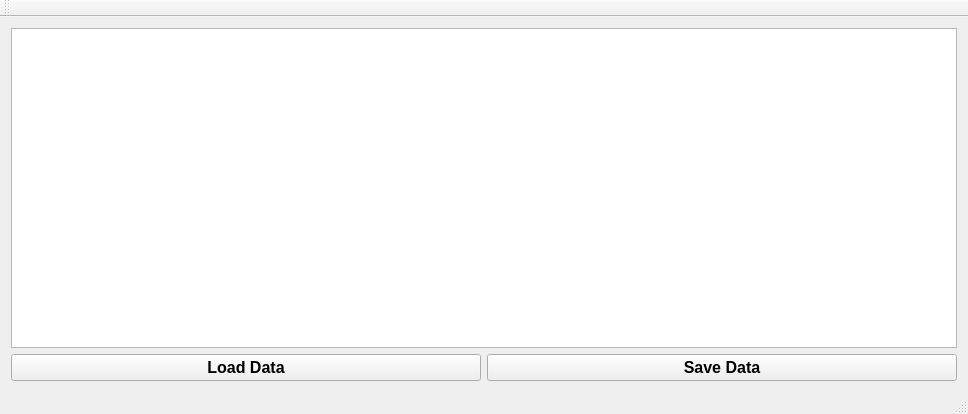
Before: the Qt Designer form C++ Release/Measurement_Software.ui in LACourtenay/Measurement_TPS_GUI, drawn with Qt 5.
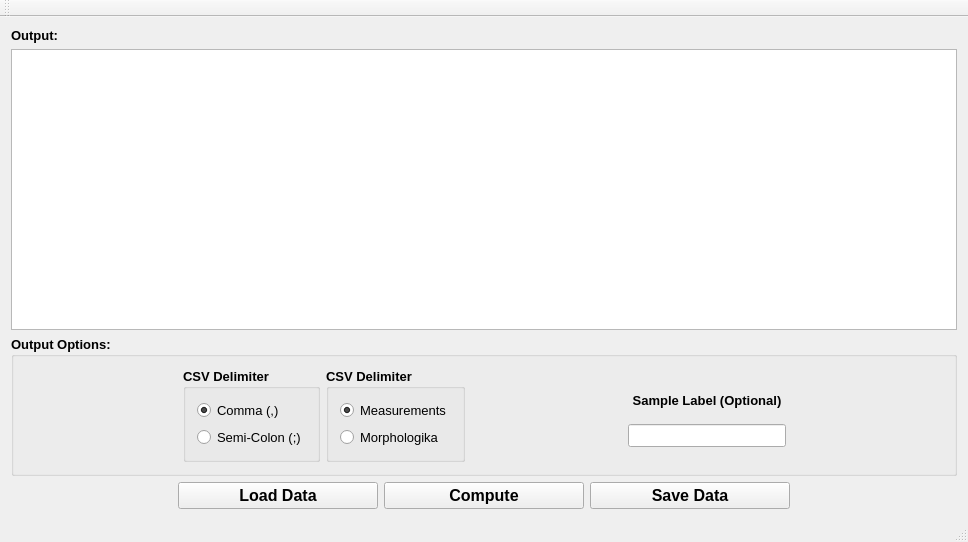
After: the same form once the commit is applied.

Patch:
```diff
--- a/C++ Release/Measurement_Software.ui
+++ b/C++ Release/Measurement_Software.ui
@@ -7,16 +7,33 @@
     <x>0</x>
     <y>0</y>
     <width>968</width>
-    <height>414</height>
+    <height>542</height>
    </rect>
   </property>
   <property name="windowTitle">
    <string>Measurement Software</string>
   </property>
   <widget class="QWidget" name="centralWidget">
-   <layout class="QVBoxLayout" name="verticalLayout_2">
+   <layout class="QVBoxLayout" name="verticalLayout_4">
     <item>
-     <layout class="QVBoxLayout" name="verticalLayout">
+     <layout class="QVBoxLayout" name="verticalLayout_2">
+      <item>
+       <widget class="QLabel" name="label_3">
+        <property name="font">
+         <font>
+          <pointsize>10</pointsize>
+          <weight>75</weight>
+          <bold>true</bold>
+         </font>
+        </property>
+        <property name="text">
+         <string>Output:</string>
+        </property>
+        <property name="alignment">
+         <set>Qt::AlignLeading|Qt::AlignLeft|Qt::AlignVCenter</set>
+        </property>
+       </widget>
+      </item>
       <item>
        <widget class="QTextEdit" name="textEdit">
         <property name="font">
@@ -27,9 +44,235 @@
        </widget>
       </item>
       <item>
-       <layout class="QHBoxLayout" name="horizontalLayout">
+       <widget class="QGroupBox" name="groupBox">
+        <property name="font">
+         <font>
+          <pointsize>10</pointsize>
+          <weight>75</weight>
+          <bold>true</bold>
+         </font>
+        </property>
+        <property name="title">
+         <string>Output Options:</string>
+        </property>
+        <layout class="QHBoxLayout" name="horizontalLayout_2">
+         <item>
+          <spacer name="horizontalSpacer_4">
+           <property name="orientation">
+            <enum>Qt::Horizontal</enum>
+           </property>
+           <property name="sizeHint" stdset="0">
+            <size>
+             <width>157</width>
+             <height>20</height>
+            </size>
+           </property>
+          </spacer>
+         </item>
+         <item>
+          <layout class="QHBoxLayout" name="horizontalLayout">
+           <item>
+            <widget class="QGroupBox" name="groupBox_2">
+             <property name="title">
+              <string>CSV Delimiter</string>
+             </property>
+             <layout class="QVBoxLayout" name="verticalLayout_3">
+              <item>
+               <widget class="QRadioButton" name="rbtn_comma">
+                <property name="font">
+                 <font>
+                  <pointsize>10</pointsize>
+                  <weight>50</weight>
+                  <bold>false</bold>
+                 </font>
+                </property>
+                <property name="text">
+                 <string>Comma (,)</string>
+                </property>
+                <property name="checked">
+                 <bool>true</bool>
+                </property>
+               </widget>
+              </item>
+              <item>
+               <widget class="QRadioButton" name="rbtn_semi">
+                <property name="font">
+                 <font>
+                  <pointsize>10</pointsize>
+                  <weight>50</weight>
+                  <bold>false</bold>
+                 </font>
+                </property>
+                <property name="text">
+                 <string>Semi-Colon (;)</string>
+                </property>
+               </widget>
+              </item>
+             </layout>
+            </widget>
+           </item>
+           <item>
+            <widget class="QGroupBox" name="groupBox_3">
+             <property name="title">
+              <string>CSV Delimiter</string>
+             </property>
+             <layout class="QVBoxLayout" name="verticalLayout">
+              <item>
+               <widget class="QRadioButton" name="rbtn_meas">
+                <property name="font">
+                 <font>
+                  <pointsize>10</pointsize>
+                  <weight>50</weight>
+                  <bold>false</bold>
+                 </font>
+                </property>
+                <property name="text">
+                 <string>Measurements</string>
+                </property>
+                <property name="checked">
+                 <bool>true</bool>
+                </property>
+               </widget>
+              </item>
+              <item>
+               <widget class="QRadioButton" name="rbtn_morph">
+                <property name="font">
+                 <font>
+                  <pointsize>10</pointsize>
+                  <weight>50</weight>
+                  <bold>false</bold>
+                 </font>
+                </property>
+                <property name="text">
+                 <string>Morphologika</string>
+                </property>
+               </widget>
+              </item>
+             </layout>
+            </widget>
+           </item>
+          </layout>
+         </item>
+         <item>
+          <spacer name="horizontalSpacer_3">
+           <property name="orientation">
+            <enum>Qt::Horizontal</enum>
+           </property>
+           <property name="sizeHint" stdset="0">
+            <size>
+             <width>100</width>
+             <height>20</height>
+            </size>
+           </property>
+          </spacer>
+         </item>
+         <item>
+          <layout class="QVBoxLayout" name="verticalLayout_5">
+           <item>
+            <spacer name="verticalSpacer_2">
+             <property name="orientation">
+              <enum>Qt::Vertical</enum>
+             </property>
+             <property name="sizeType">
+              <enum>QSizePolicy::Minimum</enum>
+             </property>
+             <property name="sizeHint" stdset="0">
+              <size>
+               <width>20</width>
+               <height>15</height>
+              </size>
+             </property>
+            </spacer>
+           </item>
+           <item>
+            <widget class="QLabel" name="label_4">
+             <property name="font">
+              <font>
+               <pointsize>10</pointsize>
+               <weight>75</weight>
+               <bold>true</bold>
+              </font>
+             </property>
+             <property name="text">
+              <string>Sample Label (Optional)</string>
+             </property>
+             <property name="alignment">
+              <set>Qt::AlignCenter</set>
+             </property>
+            </widget>
+           </item>
+           <item>
+            <widget class="QLineEdit" name="lbl_sample">
+             <property name="font">
+              <font>
+               <pointsize>10</pointsize>
+               <weight>50</weight>
+               <italic>false</italic>
+               <bold>false</bold>
+              </font>
+             </property>
+             <property name="alignment">
+              <set>Qt::AlignCenter</set>
+             </property>
+            </widget>
+           </item>
+           <item>
+            <spacer name="verticalSpacer">
+             <property name="orientation">
+              <enum>Qt::Vertical</enum>
+             </property>
+             <property name="sizeType">
+              <enum>QSizePolicy::Minimum</enum>
+             </property>
+             <property name="sizeHint" stdset="0">
+              <size>
+               <width>20</width>
+               <height>15</height>
+              </size>
+             </property>
+            </spacer>
+           </item>
+          </layout>
+         </item>
+         <item>
+          <spacer name="horizontalSpacer_5">
+           <property name="orientation">
+            <enum>Qt::Horizontal</enum>
+           </property>
+           <property name="sizeHint" stdset="0">
+            <size>
+             <width>40</width>
+             <height>20</height>
+            </size>
+           </property>
+          </spacer>
+         </item>
+        </layout>
+       </widget>
+      </item>
+      <item>
+       <layout class="QHBoxLayout" name="horizontalLayout_3">
+        <item>
+         <spacer name="horizontalSpacer">
+          <property name="orientation">
+           <enum>Qt::Horizontal</enum>
+          </property>
+          <property name="sizeHint" stdset="0">
+           <size>
+            <width>40</width>
+            <height>20</height>
+           </size>
+          </property>
+         </spacer>
+        </item>
         <item>
          <widget class="QPushButton" name="btn_load">
+          <property name="minimumSize">
+           <size>
+            <width>200</width>
+            <height>0</height>
+           </size>
+          </property>
           <property name="font">
            <font>
             <pointsize>12</pointsize>
@@ -45,8 +288,37 @@
           </property>
          </widget>
         </item>
+        <item>
+         <widget class="QPushButton" name="btn_compute">
+          <property name="minimumSize">
+           <size>
+            <width>200</width>
+            <height>0</height>
+           </size>
+          </property>
+          <property name="font">
+           <font>
+            <pointsize>12</pointsize>
+            <weight>75</weight>
+            <bold>true</bold>
+           </font>
+          </property>
+          <property name="cursor">
+           <cursorShape>PointingHandCursor</cursorShape>
+          </property>
+          <property name="text">
+           <string>Compute</string>
+          </property>
+         </widget>
+        </item>
         <item>
          <widget class="QPushButton" name="btn_save">
+          <property name="minimumSize">
+           <size>
+            <width>200</width>
+            <height>0</height>
+           </size>
+          </property>
           <property name="font">
            <font>
             <pointsize>12</pointsize>
@@ -62,6 +334,19 @@
           </property>
          </widget>
         </item>
+        <item>
+         <spacer name="horizontalSpacer_2">
+          <property name="orientation">
+           <enum>Qt::Horizontal</enum>
+          </property>
+          <property name="sizeHint" stdset="0">
+           <size>
+            <width>40</width>
+            <height>20</height>
+           </size>
+          </property>
+         </spacer>
+        </item>
        </layout>
       </item>
      </layout>
```
Left out of the diff: 2 changed lines with no effect on the pictures.
